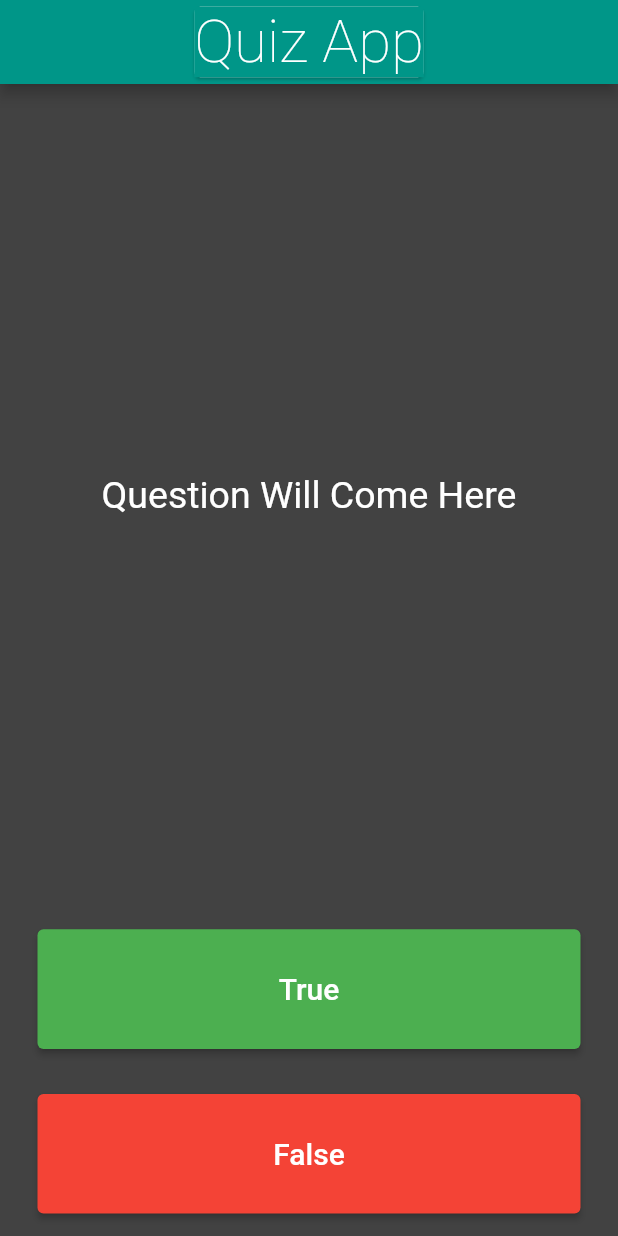
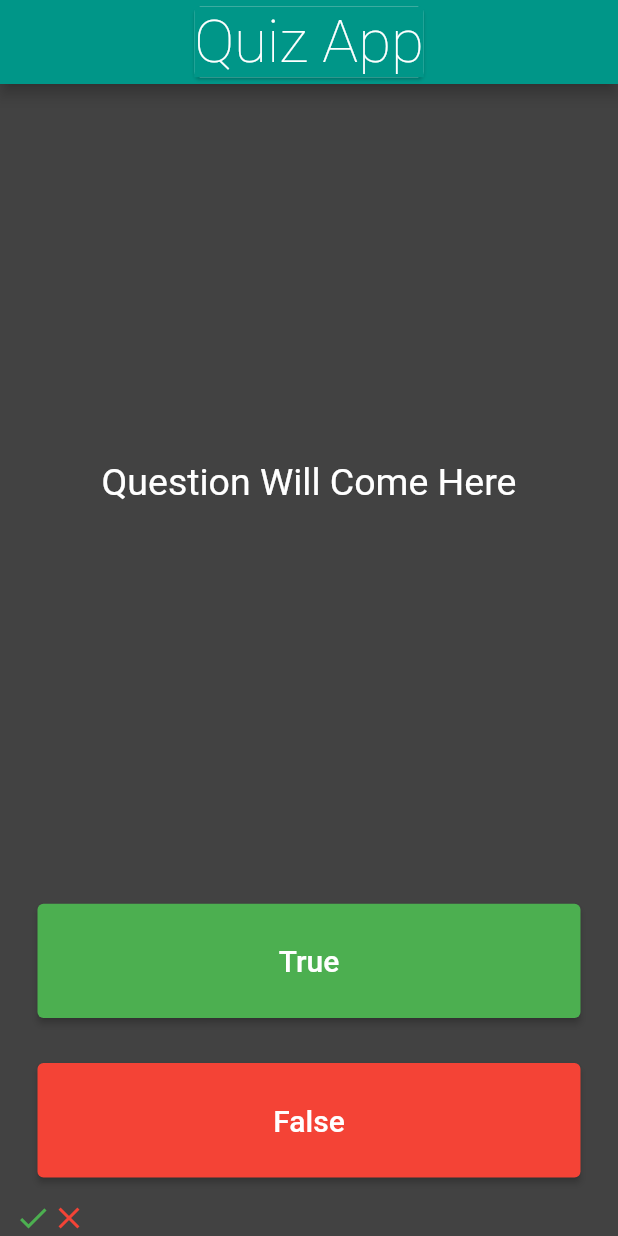
Before and after one commit to shubhamgitvns/myapp, a Flutter app: the screen it shows after launch, on a phone screen of 412 x 824 dp. Run offline on Flutter 3.47's test engine with Material 2 defaults, Android fonts, the phone set to English and light mode, and no system bars.

Commit message:
Add Check And Cross Icons

```diff
--- a/lib/main.dart
+++ b/lib/main.dart
@@ -44,21 +44,21 @@ class VSJQuiz extends StatefulWidget {
 }
 
 class _VSJQuizState extends State<VSJQuiz> {
+  List scores=[];
   @override
   Widget build(BuildContext context) {
     return Column(
       mainAxisAlignment: MainAxisAlignment.spaceBetween,
       crossAxisAlignment: CrossAxisAlignment.stretch,
       children: <Widget>[
-
         Expanded(
-          flex: 5, //Column Flex
+          flex: 5,
           child: Padding(
             padding: EdgeInsets.all(10.0),
             child: Center(
               child: Text(
                 'Question Will Come Here',
-                textAlign: TextAlign.start,
+                textAlign: TextAlign.center,
                 style: TextStyle(
                   fontSize: 25.0,
                   color: Colors.white,
@@ -72,6 +72,7 @@ class _VSJQuizState extends State<VSJQuiz> {
             padding: const EdgeInsets.all(15.0),
             child: ElevatedButton(
               style: ElevatedButton.styleFrom(primary: Colors.green),
+
               child: const Text(
                 'True',
                 style: TextStyle(
@@ -87,9 +88,10 @@ class _VSJQuizState extends State<VSJQuiz> {
         ),
         Expanded(
           child: Padding(
-            padding: EdgeInsets.all(15.0),
+            padding: const EdgeInsets.all(15.0),
             child: ElevatedButton(
               style: ElevatedButton.styleFrom(primary: Colors.red),
+
               child: const Text(
                 'False',
                 style: TextStyle(
@@ -103,7 +105,20 @@ class _VSJQuizState extends State<VSJQuiz> {
             ),
           ),
         ),
-        //TODO: Add a Row here as your score keeper
+        Row
+          (
+            children:const <Widget>
+            [
+              Icon(  // Right Icon
+                Icons.check,
+                color: Colors.green, //Icon Color
+              ),
+              Icon(
+                Icons.close, //Wrong Icon
+                color: Colors.red,//Icon Color
+              ),
+            ]
+        ),
       ],
     );
   }
```
